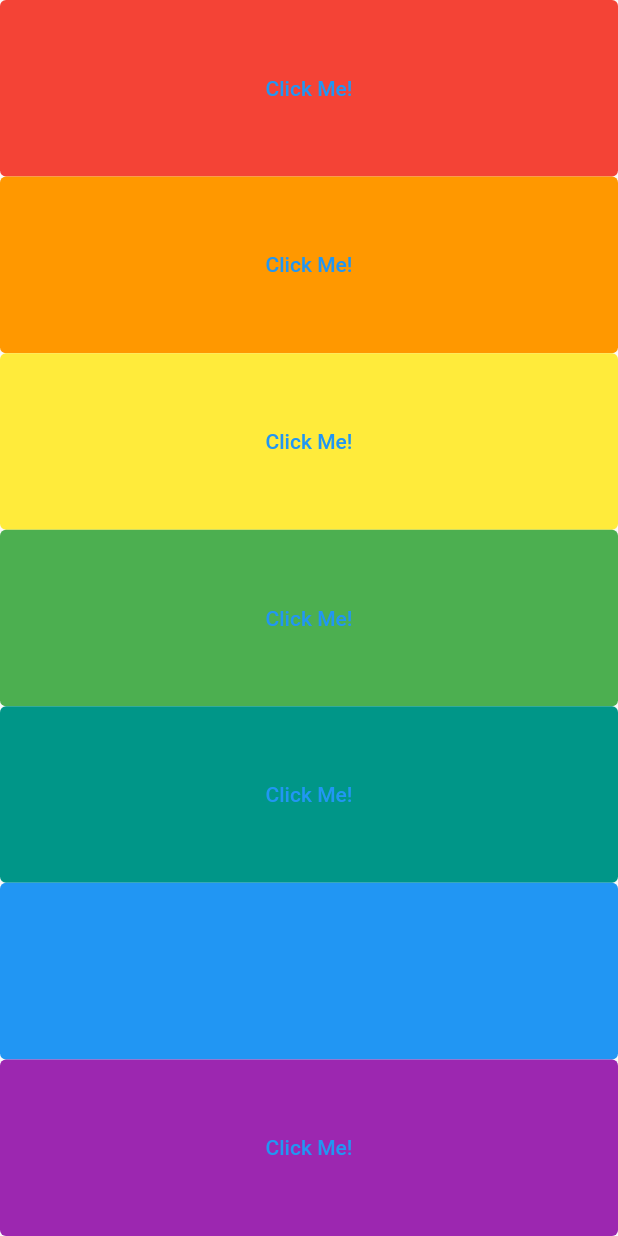
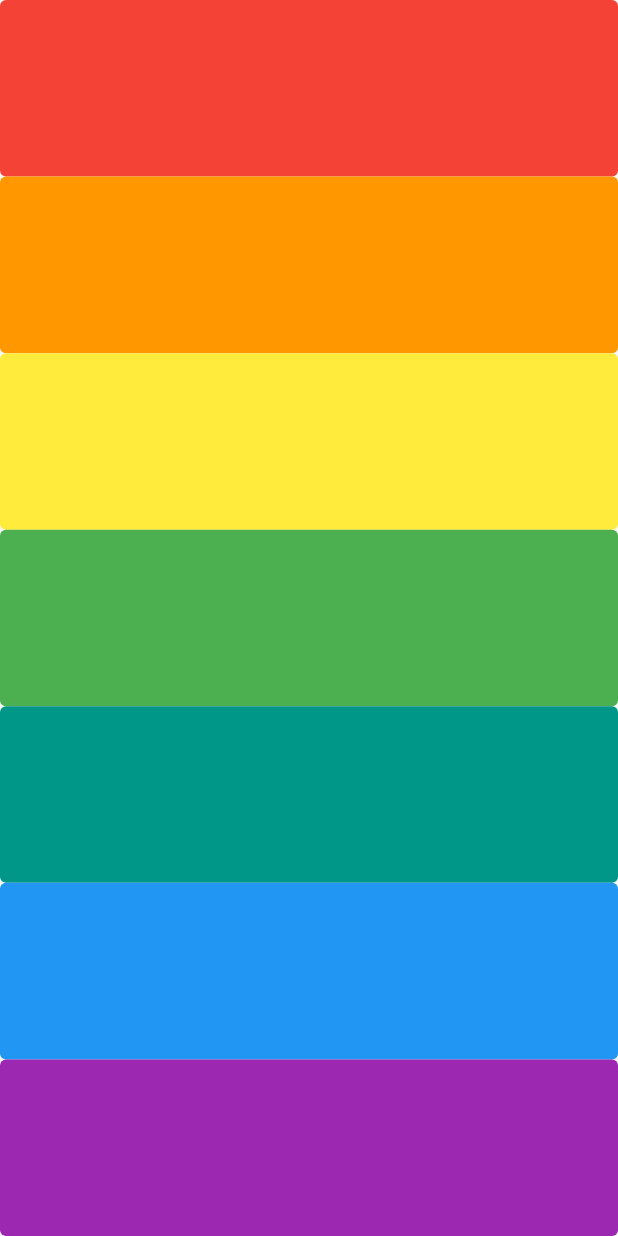
Before and after one commit to kulkarni-anurag/xylophone_flutter, a Flutter app: the screen it shows after launch, on a phone screen of 412 x 824 dp. Run offline on Flutter 3.47's test engine with Material 2 defaults, Android fonts, the phone set to English and light mode, and no system bars; our stand-ins replace audioplayers.

Commit message:
App Completed

```diff
--- a/lib/main.dart
+++ b/lib/main.dart
@@ -13,6 +13,20 @@
     player.play('note$soundNumber.wav');
   }
 
+  Expanded buildKey(Color color, int soundNumber) {
+    return Expanded(
+      child: TextButton(
+        child: const Text(''),
+        style: ButtonStyle(
+          backgroundColor: MaterialStateProperty.all<Color>(color),
+        ),
+        onPressed: () {
+          playSound(soundNumber);
+        },
+      ),
+    );
+  }
+
   @override
   Widget build(BuildContext context) {
     return MaterialApp(
@@ -21,90 +35,13 @@
           child: Column(
             crossAxisAlignment: CrossAxisAlignment.stretch,
             children: <Widget>[
-              Expanded(
-                child: TextButton(
-                  child: const Text('Click Me!'),
-                  style: ButtonStyle(
-                    backgroundColor:
-                        MaterialStateProperty.all<Color>(Colors.red),
-                  ),
-                  onPressed: () {
-                    playSound(1);
-                  },
-                ),
-              ),
-              Expanded(
-                child: TextButton(
-                  child: const Text('Click Me!'),
-                  style: ButtonStyle(
-                    backgroundColor:
-                        MaterialStateProperty.all<Color>(Colors.orange),
-                  ),
-                  onPressed: () {
-                    playSound(2);
-                  },
-                ),
-              ),
-              Expanded(
-                child: TextButton(
-                  child: const Text('Click Me!'),
-                  style: ButtonStyle(
-                    backgroundColor:
-                        MaterialStateProperty.all<Color>(Colors.yellow),
-                  ),
-                  onPressed: () {
-                    playSound(3);
-                  },
-                ),
-              ),
-              Expanded(
-                child: TextButton(
-                  child: const Text('Click Me!'),
-                  style: ButtonStyle(
-                    backgroundColor:
-                        MaterialStateProperty.all<Color>(Colors.green),
-                  ),
-                  onPressed: () {
-                    playSound(4);
-                  },
-                ),
-              ),
-              Expanded(
-                child: TextButton(
-                  child: const Text('Click Me!'),
-                  style: ButtonStyle(
-                    backgroundColor:
-                        MaterialStateProperty.all<Color>(Colors.teal),
-                  ),
-                  onPressed: () {
-                    playSound(5);
-                  },
-                ),
-              ),
-              Expanded(
-                child: TextButton(
-                  child: const Text('Click Me!'),
-                  style: ButtonStyle(
-                    backgroundColor:
-                        MaterialStateProperty.all<Color>(Colors.blue),
-                  ),
-                  onPressed: () {
-                    playSound(6);
-                  },
-                ),
-              ),
-              Expanded(
-                child: TextButton(
-                  child: const Text('Click Me!'),
-                  style: ButtonStyle(
-                    backgroundColor:
-                        MaterialStateProperty.all<Color>(Colors.purple),
-                  ),
-                  onPressed: () {
-                    playSound(7);
-                  },
-                ),
-              ),
+              buildKey(Colors.red, 1),
+              buildKey(Colors.orange, 2),
+              buildKey(Colors.yellow, 3),
+              buildKey(Colors.green, 4),
+              buildKey(Colors.teal, 5),
+              buildKey(Colors.blue, 6),
+              buildKey(Colors.purple, 7),
             ],
           ),
         ),
```
